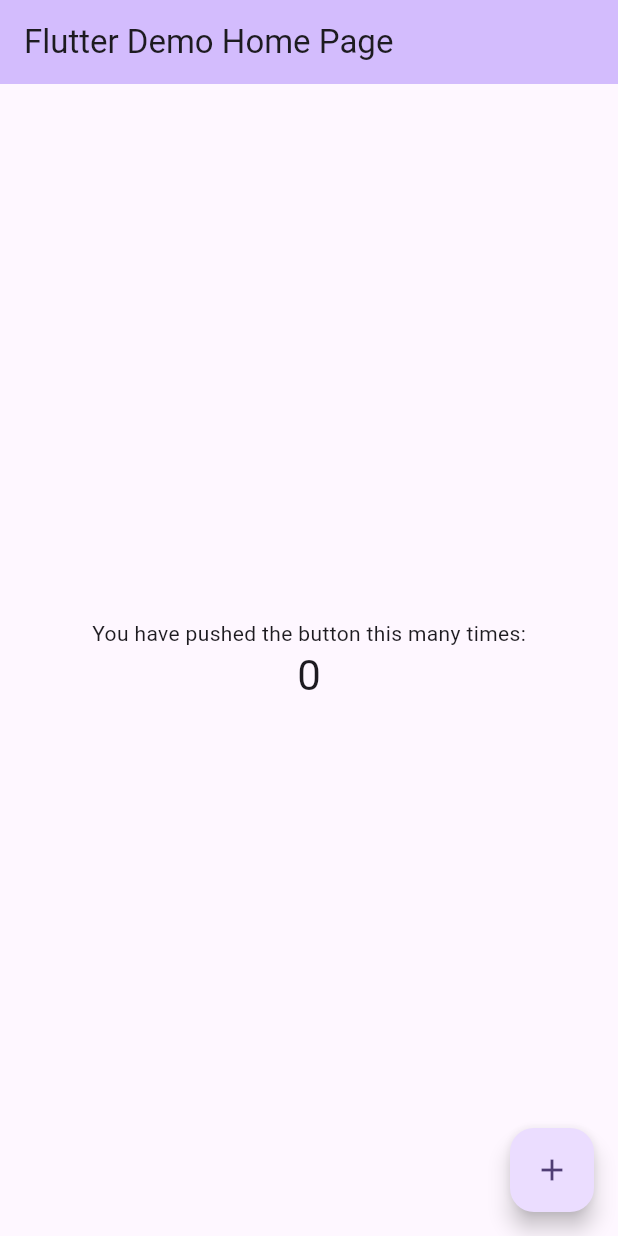
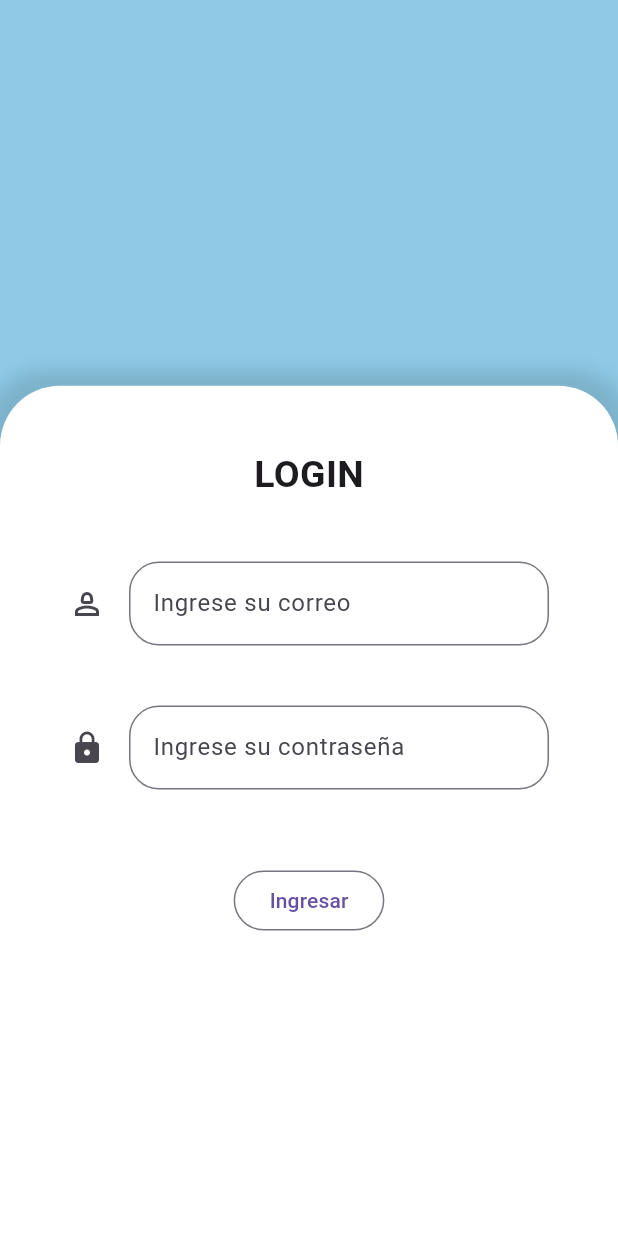
Before and after one commit to Rogerr14/pokedex_Api, a Flutter app: the screen it shows after launch, on a phone screen of 412 x 824 dp. Run offline on Flutter 3.47's test engine with Material 3 defaults, Android fonts, the phone set to English and light mode, and no system bars; our stand-ins replace firebase_core; accounts and stored records are empty.

Commit message:
Diseño basic de Screen

```diff
--- /dev/null
+++ b/lib/Pages/auth/login_screen/login_screen.dart
@@ -0,0 +1,93 @@
+
+import 'package:flutter/material.dart';
+
+import 'package:pokedexapp/widgets/textform_widget.dart';
+
+class LoginScreen extends StatelessWidget {
+  const LoginScreen({super.key});
+
+  @override
+  Widget build(BuildContext context) {
+    return  Scaffold(
+
+      backgroundColor: const Color(0xFF8ecae6),
+      body: Container(
+        padding: const EdgeInsets.only(top: 10),
+        child: const SingleChildScrollView(
+          child: SafeArea(
+
+            child: Stack(
+              children: [
+                _BackgroundLogin(),
+                _FormLogin()
+
+                ],
+            ),
+          ),
+        ),
+      ),
+    );
+  }
+}
+
+
+//Formulario de Login
+class _FormLogin extends StatelessWidget {
+  const _FormLogin();
+
+  @override
+  Widget build(BuildContext context) {
+    final heightSize = MediaQuery.sizeOf(context).height;
+    return Center(
+
+       child: Container(
+        padding: EdgeInsets.only(top: heightSize * 0.35),
+        child: Column(
+          children: [
+            const Text('LOGIN', style: TextStyle(
+              fontSize: 25,
+              fontWeight: FontWeight.bold
+              ),
+            ),
+            const SizedBox(height: 40,),
+            textFormCustom('Ingrese su correo', false, Icons.person_2_outlined),
+            const SizedBox(height: 40,),
+            textFormCustom('Ingrese su contraseña', true, Icons.lock),
+            const SizedBox(height: 50,),
+            OutlinedButton(
+              onPressed: (){},
+              child: const Text('Ingresar'),
+              )
+          ],
+        ),
+      ),
+    );
+  }
+}
+
+//Fondo del Login
+
+class _BackgroundLogin extends StatelessWidget {
+  const _BackgroundLogin();
+
+  @override
+  Widget build(BuildContext context) {
+    final heightSize = MediaQuery.sizeOf(context).height;
+    return Container(
+      margin: EdgeInsets.only(top: heightSize *0.3),
+      height: heightSize * 0.8 ,
+      decoration:  const BoxDecoration(
+          borderRadius: BorderRadius.only(topLeft: Radius.circular(40), topRight: Radius.circular(40)),
+          color: Colors.white,
+          boxShadow: [
+            BoxShadow(
+            color: Colors.black12,
+            blurRadius: 10,
+            spreadRadius: 10,
+            ),
+
+          ],
+      ),
+    );
+  }
+}
--- a/lib/main.dart
+++ b/lib/main.dart
@@ -1,125 +1,29 @@
+import 'package:firebase_core/firebase_core.dart';
 import 'package:flutter/material.dart';
 
-void main() {
+
+import 'package:pokedexapp/Pages/auth/login_screen/login_screen.dart';
+import 'package:pokedexapp/firebase_options.dart';
+
+Future<void> main() async {
+  WidgetsFlutterBinding.ensureInitialized();
+  await Firebase.initializeApp(
+    options: DefaultFirebaseOptions.currentPlatform,
+  );
+
   runApp(const MyApp());
 }
 
 class MyApp extends StatelessWidget {
   const MyApp({super.key});
 
-  // This widget is the root of your application.
   @override
   Widget build(BuildContext context) {
-    return MaterialApp(
-      title: 'Flutter Demo',
-      theme: ThemeData(
-        // This is the theme of your application.
-        //
-        // TRY THIS: Try running your application with "flutter run". You'll see
-        // the application has a purple toolbar. Then, without quitting the app,
-        // try changing the seedColor in the colorScheme below to Colors.green
-        // and then invoke "hot reload" (save your changes or press the "hot
-        // reload" button in a Flutter-supported IDE, or press "r" if you used
-        // the command line to start the app).
-        //
-        // Notice that the counter didn't reset back to zero; the application
-        // state is not lost during the reload. To reset the state, use hot
-        // restart instead.
-        //
-        // This works for code too, not just values: Most code changes can be
-        // tested with just a hot reload.
-        colorScheme: ColorScheme.fromSeed(seedColor: Colors.deepPurple),
-        useMaterial3: true,
-      ),
-      home: const MyHomePage(title: 'Flutter Demo Home Page'),
+
+    return const  MaterialApp(
+      debugShowCheckedModeBanner: false,
+      title: 'Material App',
+      home:  LoginScreen()
     );
   }
 }
-
-class MyHomePage extends StatefulWidget {
-  const MyHomePage({super.key, required this.title});
-
-  // This widget is the home page of your application. It is stateful, meaning
-  // that it has a State object (defined below) that contains fields that affect
-  // how it looks.
-
-  // This class is the configuration for the state. It holds the values (in this
-  // case the title) provided by the parent (in this case the App widget) and
-  // used by the build method of the State. Fields in a Widget subclass are
-  // always marked "final".
-
-  final String title;
-
-  @override
-  State<MyHomePage> createState() => _MyHomePageState();
-}
-
-class _MyHomePageState extends State<MyHomePage> {
-  int _counter = 0;
-
-  void _incrementCounter() {
-    setState(() {
-      // This call to setState tells the Flutter framework that something has
-      // changed in this State, which causes it to rerun the build method below
-      // so that the display can reflect the updated values. If we changed
-      // _counter without calling setState(), then the build method would not be
-      // called again, and so nothing would appear to happen.
-      _counter++;
-    });
-  }
-
-  @override
-  Widget build(BuildContext context) {
-    // This method is rerun every time setState is called, for instance as done
-    // by the _incrementCounter method above.
-    //
-    // The Flutter framework has been optimized to make rerunning build methods
-    // fast, so that you can just rebuild anything that needs updating rather
-    // than having to individually change instances of widgets.
-    return Scaffold(
-      appBar: AppBar(
-        // TRY THIS: Try changing the color here to a specific color (to
-        // Colors.amber, perhaps?) and trigger a hot reload to see the AppBar
-        // change color while the other colors stay the same.
-        backgroundColor: Theme.of(context).colorScheme.inversePrimary,
-        // Here we take the value from the MyHomePage object that was created by
-        // the App.build method, and use it to set our appbar title.
-        title: Text(widget.title),
-      ),
-      body: Center(
-        // Center is a layout widget. It takes a single child and positions it
-        // in the middle of the parent.
-        child: Column(
-          // Column is also a layout widget. It takes a list of children and
-          // arranges them vertically. By default, it sizes itself to fit its
-          // children horizontally, and tries to be as tall as its parent.
-          //
-          // Column has various properties to control how it sizes itself and
-          // how it positions its children. Here we use mainAxisAlignment to
-          // center the children vertically; the main axis here is the vertical
-          // axis because Columns are vertical (the cross axis would be
-          // horizontal).
-          //
-          // TRY THIS: Invoke "debug painting" (choose the "Toggle Debug Paint"
-          // action in the IDE, or press "p" in the console), to see the
-          // wireframe for each widget.
-          mainAxisAlignment: MainAxisAlignment.center,
-          children: <Widget>[
-            const Text(
-              'You have pushed the button this many times:',
-            ),
-            Text(
-              '$_counter',
-              style: Theme.of(context).textTheme.headlineMedium,
-            ),
-          ],
-        ),
-      ),
-      floatingActionButton: FloatingActionButton(
-        onPressed: _incrementCounter,
-        tooltip: 'Increment',
-        child: const Icon(Icons.add),
-      ), // This trailing comma makes auto-formatting nicer for build methods.
-    );
-  }
-}
--- /dev/null
+++ b/lib/widgets/textform_widget.dart
@@ -0,0 +1,28 @@
+import 'package:flutter/material.dart';
+
+
+Widget textFormCustom(String text, bool obscureText, IconData icon) {
+  //final String text = '';
+
+  return SizedBox(
+    width: 320,
+    child: TextField(
+      obscureText: obscureText,
+      onTapOutside: (event) {
+
+      },
+      decoration: InputDecoration(
+        icon: Icon(icon),
+        hintText: text,
+        border: const OutlineInputBorder(
+          borderSide: BorderSide(width: 10.0,),
+          borderRadius: BorderRadius.all(Radius.circular(20))
+        )
+
+
+      ),
+
+    ),
+  )
+  ;
+}
```
Also changed, not shown: lib/validators/email_validator.dart (added).
